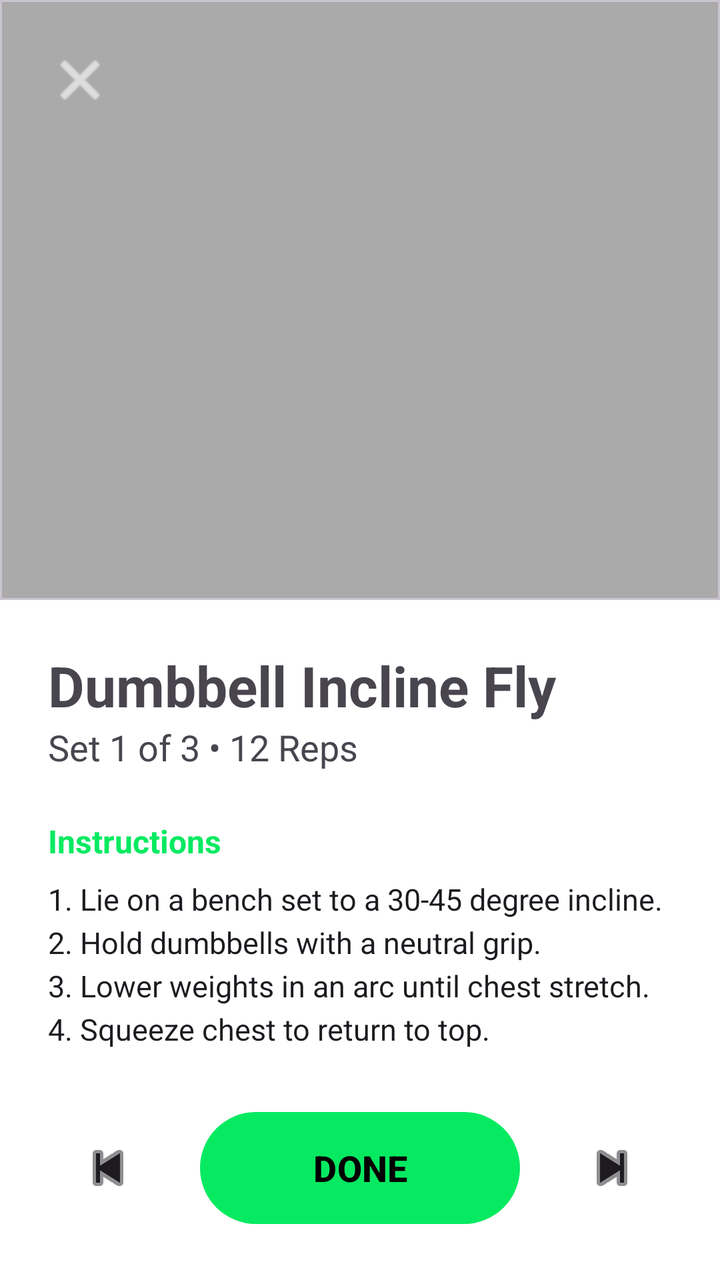
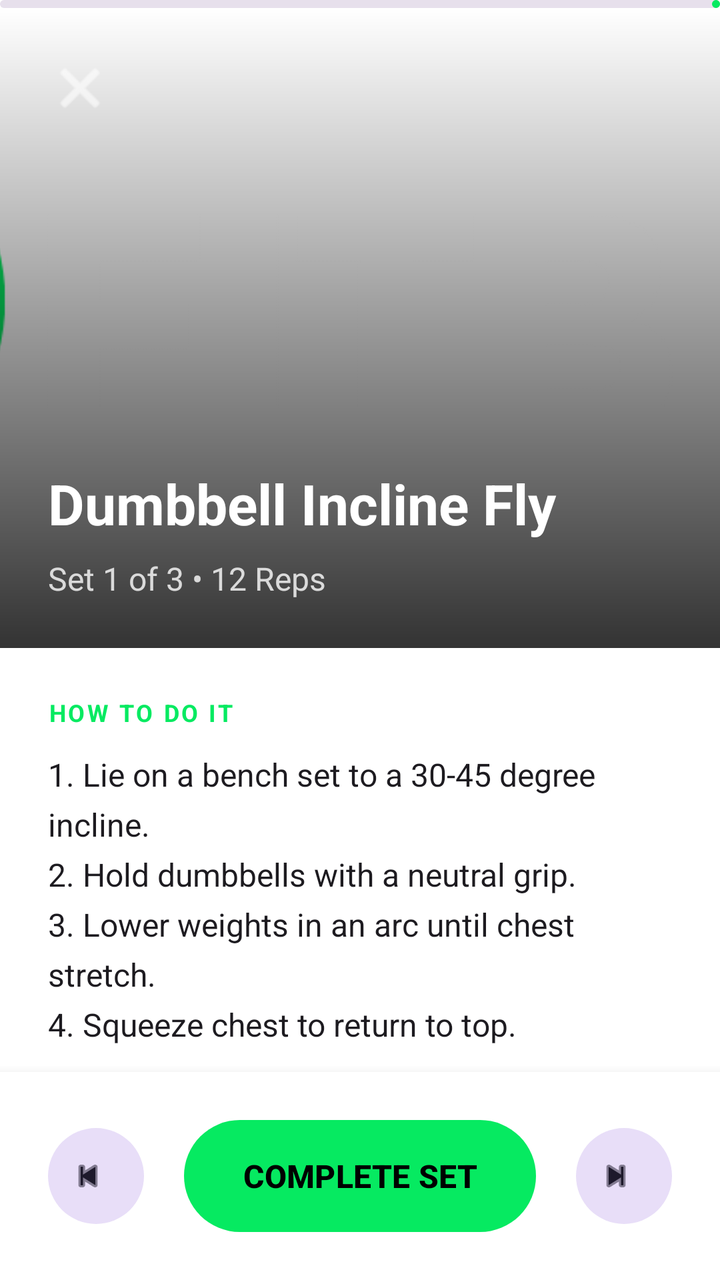

The first picture is an Android layout as it rendered before a commit; the second is the same layout after the commit. The layout source and the unified diff follow.
<!-- AndroidManifest.xml: application theme Theme.FitBro -->
<!-- res/layout/activity_active_workout.xml -->
<?xml version="1.0" encoding="utf-8"?>
<androidx.constraintlayout.widget.ConstraintLayout xmlns:android="http://schemas.android.com/apk/res/android"
    xmlns:app="http://schemas.android.com/apk/res-auto"
    xmlns:tools="http://schemas.android.com/tools"
    android:layout_width="match_parent"
    android:layout_height="match_parent"
    android:background="?android:attr/windowBackground">

    
    <com.google.android.material.card.MaterialCardView
        android:id="@+id/imageContainer"
        android:layout_width="match_parent"
        android:layout_height="300dp"
        app:cardCornerRadius="0dp"
        app:cardElevation="0dp"
        app:layout_constraintTop_toTopOf="parent">

        <ImageView
            android:id="@+id/ivExerciseLarge"
            android:layout_width="match_parent"
            android:layout_height="match_parent"
            android:scaleType="centerCrop"
            android:src="@android:color/darker_gray" />

        <ImageButton
            android:id="@+id/btnClose"
            android:layout_width="48dp"
            android:layout_height="48dp"
            android:layout_margin="16dp"
            android:background="?attr/selectableItemBackgroundBorderless"
            android:src="@android:drawable/ic_menu_close_clear_cancel"
            app:tint="@color/white" />
    </com.google.android.material.card.MaterialCardView>

    
    <androidx.core.widget.NestedScrollView
        android:layout_width="match_parent"
        android:layout_height="0dp"
        app:layout_constraintBottom_toTopOf="@id/bottomControls"
        app:layout_constraintTop_toBottomOf="@id/imageContainer">

        <LinearLayout
            android:layout_width="match_parent"
            android:layout_height="wrap_content"
            android:orientation="vertical"
            android:padding="24dp">

            <TextView
                android:id="@+id/tvExerciseTitle"
                android:layout_width="wrap_content"
                android:layout_height="wrap_content"
                android:text="Dumbbell Incline Fly"
                android:textSize="28sp"
                android:textStyle="bold" />

            <TextView
                android:id="@+id/tvExerciseSub"
                android:layout_width="wrap_content"
                android:layout_height="wrap_content"
                android:text="Set 1 of 3 • 12 Reps"
                android:textColor="?android:attr/textColorSecondary"
                android:textSize="18sp" />

            <TextView
                android:layout_width="wrap_content"
                android:layout_height="wrap_content"
                android:layout_marginTop="24dp"
                android:text="Instructions"
                android:textSize="16sp"
                android:textStyle="bold"
                android:textColor="?attr/colorPrimary" />

            <TextView
                android:id="@+id/tvInstructions"
                android:layout_width="match_parent"
                android:layout_height="wrap_content"
                android:layout_marginTop="8dp"
                android:text="1. Lie on a bench set to a 30-45 degree incline.\n2. Hold dumbbells with a neutral grip.\n3. Lower weights in an arc until chest stretch.\n4. Squeeze chest to return to top."
                android:textColor="?android:attr/textColorPrimary"
                android:textSize="15sp"
                android:lineSpacingExtra="4dp" />

        </LinearLayout>
    </androidx.core.widget.NestedScrollView>

    
    <androidx.constraintlayout.widget.ConstraintLayout
        android:id="@+id/bottomControls"
        android:layout_width="match_parent"
        android:layout_height="wrap_content"
        android:padding="24dp"
        app:layout_constraintBottom_toBottomOf="parent">

        <ImageButton
            android:id="@+id/btnPrevious"
            android:layout_width="60dp"
            android:layout_height="60dp"
            android:background="?attr/selectableItemBackgroundBorderless"
            android:src="@android:drawable/ic_media_previous"
            app:layout_constraintBottom_toBottomOf="parent"
            app:layout_constraintStart_toStartOf="parent"
            app:layout_constraintTop_toTopOf="parent"
            app:tint="?android:attr/textColorPrimary" />

        <com.google.android.material.button.MaterialButton
            android:id="@+id/btnDone"
            android:layout_width="0dp"
            android:layout_height="64dp"
            android:layout_marginHorizontal="16dp"
            android:text="DONE"
            android:textSize="18sp"
            android:textStyle="bold"
            app:cornerRadius="32dp"
            app:layout_constraintBottom_toBottomOf="parent"
            app:layout_constraintEnd_toStartOf="@id/btnNext"
            app:layout_constraintStart_toEndOf="@id/btnPrevious"
            app:layout_constraintTop_toTopOf="parent" />

        <ImageButton
            android:id="@+id/btnNext"
            android:layout_width="60dp"
            android:layout_height="60dp"
            android:background="?attr/selectableItemBackgroundBorderless"
            android:src="@android:drawable/ic_media_next"
            app:layout_constraintBottom_toBottomOf="parent"
            app:layout_constraintEnd_toEndOf="parent"
            app:layout_constraintTop_toTopOf="parent"
            app:tint="?android:attr/textColorPrimary" />

    </androidx.constraintlayout.widget.ConstraintLayout>

</androidx.constraintlayout.widget.ConstraintLayout>
<!-- resources referenced by this layout -->
<resources>
  <color name="white">#FFFFFF</color>
  <style name="Theme.FitBro" parent="Theme.Material3.DayNight.NoActionBar">
          
          <item name="colorPrimary">@color/electric_green</item>
          <item name="colorOnPrimary">@color/black</item>
          <item name="colorPrimaryContainer">@color/electric_green_variant</item>
          <item name="colorOnPrimaryContainer">@color/black</item>
  
          
          <item name="colorSecondary">@color/electric_green</item>
          <item name="colorOnSecondary">@color/black</item>
  
          
          <item name="android:statusBarColor">@color/white</item>
          <item name="android:windowLightStatusBar">true</item>
          
          
          <item name="android:windowBackground">@color/white</item>
          
          
          <item name="logoSrc">@drawable/logo_light</item>
  
          
          <item name="materialButtonStyle">@style/Widget.FitBro.Button</item>
          <item name="textInputStyle">@style/Widget.FitBro.TextInputLayout</item>
      </style>
  <color name="electric_green">#06ea61</color>
  <color name="black">#000000</color>
  <color name="electric_green_variant">#05d458</color>
  <!-- drawable logo_light: png bitmap (drawable, 22002 bytes) -->
  <style name="Widget.FitBro.Button" parent="Widget.Material3.Button">
          <item name="cornerRadius">28dp</item>
      </style>
  <style name="Widget.FitBro.TextInputLayout" parent="Widget.Material3.TextInputLayout.OutlinedBox">
          <item name="boxCornerRadiusTopStart">28dp</item>
          <item name="boxCornerRadiusTopEnd">28dp</item>
          <item name="boxCornerRadiusBottomStart">28dp</item>
          <item name="boxCornerRadiusBottomEnd">28dp</item>
      </style>
</resources>

<!-- the commit's change to res/layout/activity_active_workout.xml (unified diff, before → after) -->
@@ -7,20 +7,34 @@
     android:background="?android:attr/windowBackground">
 
     
-    <com.google.android.material.card.MaterialCardView
-        android:id="@+id/imageContainer"
+    <com.google.android.material.progressindicator.LinearProgressIndicator
+        android:id="@+id/sessionProgress"
         android:layout_width="match_parent"
-        android:layout_height="300dp"
-        app:cardCornerRadius="0dp"
-        app:cardElevation="0dp"
-        app:layout_constraintTop_toTopOf="parent">
+        android:layout_height="wrap_content"
+        android:progress="30"
+        app:indicatorColor="?attr/colorPrimary"
+        app:layout_constraintTop_toTopOf="parent"
+        app:trackColor="?attr/colorSurfaceVariant"
+        app:trackThickness="4dp" />
 
-        <ImageView
+    
+    <androidx.constraintlayout.widget.ConstraintLayout
+        android:id="@+id/clHeader"
+        android:layout_width="match_parent"
+        android:layout_height="320dp"
+        app:layout_constraintTop_toBottomOf="@id/sessionProgress">
+
+        <com.google.android.material.imageview.ShapeableImageView
             android:id="@+id/ivExerciseLarge"
             android:layout_width="match_parent"
             android:layout_height="match_parent"
             android:scaleType="centerCrop"
-            android:src="@android:color/darker_gray" />
+            android:src="@drawable/logo_dark" />
+
+        <View
+            android:layout_width="match_parent"
+            android:layout_height="match_parent"
+            android:background="@drawable/black_gradient_bottom" />
 
         <ImageButton
             android:id="@+id/btnClose"
@@ -29,15 +43,45 @@
             android:layout_margin="16dp"
             android:background="?attr/selectableItemBackgroundBorderless"
             android:src="@android:drawable/ic_menu_close_clear_cancel"
+            app:layout_constraintStart_toStartOf="parent"
+            app:layout_constraintTop_toTopOf="parent"
             app:tint="@color/white" />
-    </com.google.android.material.card.MaterialCardView>
+
+        <TextView
+            android:id="@+id/tvExerciseTitle"
+            android:layout_width="0dp"
+            android:layout_height="wrap_content"
+            android:layout_marginHorizontal="24dp"
+            android:layout_marginBottom="8dp"
+            android:text="Dumbbell Incline Fly"
+            android:textColor="@color/white"
+            android:textSize="28sp"
+            android:textStyle="bold"
+            app:layout_constraintBottom_toTopOf="@id/tvExerciseSub"
+            app:layout_constraintEnd_toEndOf="parent"
+            app:layout_constraintStart_toStartOf="parent" />
+
+        <TextView
+            android:id="@+id/tvExerciseSub"
+            android:layout_width="wrap_content"
+            android:layout_height="wrap_content"
+            android:layout_marginStart="24dp"
+            android:layout_marginBottom="24dp"
+            android:text="Set 1 of 3 • 12 Reps"
+            android:textColor="@color/white"
+            android:alpha="0.8"
+            android:textSize="16sp"
+            app:layout_constraintBottom_toBottomOf="parent"
+            app:layout_constraintStart_toStartOf="parent" />
+
+    </androidx.constraintlayout.widget.ConstraintLayout>
 
     
     <androidx.core.widget.NestedScrollView
         android:layout_width="match_parent"
         android:layout_height="0dp"
         app:layout_constraintBottom_toTopOf="@id/bottomControls"
-        app:layout_constraintTop_toBottomOf="@id/imageContainer">
+        app:layout_constraintTop_toBottomOf="@id/clHeader">
 
         <LinearLayout
             android:layout_width="match_parent"
@@ -46,39 +90,25 @@
             android:padding="24dp">
 
             <TextView
-                android:id="@+id/tvExerciseTitle"
                 android:layout_width="wrap_content"
                 android:layout_height="wrap_content"
-                android:text="Dumbbell Incline Fly"
-                android:textSize="28sp"
-                android:textStyle="bold" />
-
-            <TextView
-                android:id="@+id/tvExerciseSub"
-                android:layout_width="wrap_content"
-                android:layout_height="wrap_content"
-                android:text="Set 1 of 3 • 12 Reps"
-                android:textColor="?android:attr/textColorSecondary"
-                android:textSize="18sp" />
-
-            <TextView
-                android:layout_width="wrap_content"
-                android:layout_height="wrap_content"
-                android:layout_marginTop="24dp"
-                android:text="Instructions"
-                android:textSize="16sp"
+                android:text="HOW TO DO IT"
+                android:textSize="12sp"
                 android:textStyle="bold"
-                android:textColor="?attr/colorPrimary" />
+                android:textColor="?attr/colorPrimary"
+                android:letterSpacing="0.1" />
 
             <TextView
                 android:id="@+id/tvInstructions"
                 android:layout_width="match_parent"
                 android:layout_height="wrap_content"
-                android:layout_marginTop="8dp"
+                android:layout_marginTop="12dp"
                 android:text="1. Lie on a bench set to a 30-45 degree incline.\n2. Hold dumbbells with a neutral grip.\n3. Lower weights in an arc until chest stretch.\n4. Squeeze chest to return to top."
                 android:textColor="?android:attr/textColorPrimary"
-                android:textSize="15sp"
-                android:lineSpacingExtra="4dp" />
+                android:textSize="16sp"
+                android:lineSpacingExtra="6dp" />
+
+            
 
         </LinearLayout>
     </androidx.core.widget.NestedScrollView>
@@ -88,44 +118,44 @@
         android:id="@+id/bottomControls"
         android:layout_width="match_parent"
         android:layout_height="wrap_content"
-        android:padding="24dp"
+        android:background="?android:attr/windowBackground"
+        android:elevation="8dp"
+        android:padding="20dp"
         app:layout_constraintBottom_toBottomOf="parent">
 
-        <ImageButton
+        <com.google.android.material.button.MaterialButton
             android:id="@+id/btnPrevious"
-            android:layout_width="60dp"
-            android:layout_height="60dp"
-            android:background="?attr/selectableItemBackgroundBorderless"
-            android:src="@android:drawable/ic_media_previous"
+            style="@style/Widget.Material3.Button.IconButton.Filled.Tonal"
+            android:layout_width="56dp"
+            android:layout_height="56dp"
+            app:icon="@android:drawable/ic_media_previous"
             app:layout_constraintBottom_toBottomOf="parent"
             app:layout_constraintStart_toStartOf="parent"
-            app:layout_constraintTop_toTopOf="parent"
-            app:tint="?android:attr/textColorPrimary" />
+            app:layout_constraintTop_toTopOf="parent" />
 
         <com.google.android.material.button.MaterialButton
             android:id="@+id/btnDone"
             android:layout_width="0dp"
             android:layout_height="64dp"
             android:layout_marginHorizontal="16dp"
-            android:text="DONE"
-            android:textSize="18sp"
+            android:text="COMPLETE SET"
             android:textStyle="bold"
+            android:textSize="16sp"
             app:cornerRadius="32dp"
             app:layout_constraintBottom_toBottomOf="parent"
             app:layout_constraintEnd_toStartOf="@id/btnNext"
             app:layout_constraintStart_toEndOf="@id/btnPrevious"
             app:layout_constraintTop_toTopOf="parent" />
 
-        <ImageButton
+        <com.google.android.material.button.MaterialButton
             android:id="@+id/btnNext"
-            android:layout_width="60dp"
-            android:layout_height="60dp"
-            android:background="?attr/selectableItemBackgroundBorderless"
-            android:src="@android:drawable/ic_media_next"
+            style="@style/Widget.Material3.Button.IconButton.Filled.Tonal"
+            android:layout_width="56dp"
+            android:layout_height="56dp"
+            app:icon="@android:drawable/ic_media_next"
             app:layout_constraintBottom_toBottomOf="parent"
             app:layout_constraintEnd_toEndOf="parent"
-            app:layout_constraintTop_toTopOf="parent"
-            app:tint="?android:attr/textColorPrimary" />
+            app:layout_constraintTop_toTopOf="parent" />
 
     </androidx.constraintlayout.widget.ConstraintLayout>
 
<!-- resource entries referenced after the edit -->
@@ -1,6 +1,16 @@
 <!-- resources referenced by this layout -->
 <resources>
   <color name="white">#FFFFFF</color>
+  <!-- drawable black_gradient_bottom (drawable) -->
+  <?xml version="1.0" encoding="utf-8"?>
+  <shape xmlns:android="http://schemas.android.com/apk/res/android">
+      <gradient
+          android:angle="270"
+          android:endColor="#CC000000"
+          android:startColor="#00000000"
+          android:type="linear" />
+  </shape>
+  <!-- drawable logo_dark: png bitmap (drawable, 22027 bytes) -->
   <style name="Theme.FitBro" parent="Theme.Material3.DayNight.NoActionBar">
           
           <item name="colorPrimary">@color/electric_green</item>
